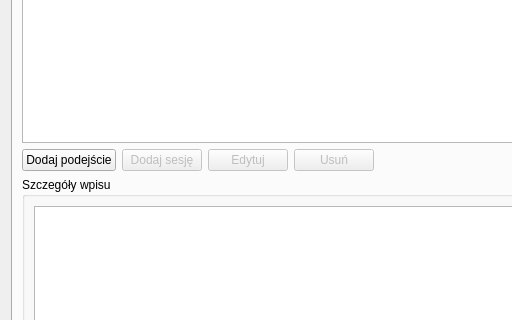
Qt form ui/szczegolywidget.ui (Janek2230/CML) before a commit; both pictures show x 0 to 512 and y 190 to 510 of the 879 by 676 pixel window.
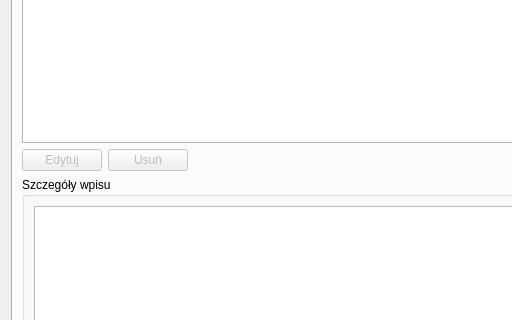
The same form after that commit. The open tabs and pages were chosen to show the change.

The edit to the form file:
```diff
--- a/ui/szczegolywidget.ui
+++ b/ui/szczegolywidget.ui
@@ -459,23 +459,6 @@
          </item>
          <item>
           <layout class="QHBoxLayout" name="horizontalLayoutHistoriaAkcje">
-           <item>
-            <widget class="QPushButton" name="btnDodajPodejscie">
-             <property name="text">
-              <string>Dodaj podejście</string>
-             </property>
-            </widget>
-           </item>
-           <item>
-            <widget class="QPushButton" name="btnDodajSesje">
-             <property name="enabled">
-              <bool>false</bool>
-             </property>
-             <property name="text">
-              <string>Dodaj sesję</string>
-             </property>
-            </widget>
-           </item>
            <item>
             <widget class="QPushButton" name="btnEdytujZaznaczone">
              <property name="enabled">
```
Left out of the diff: 4 changed lines with no effect on the pictures.
